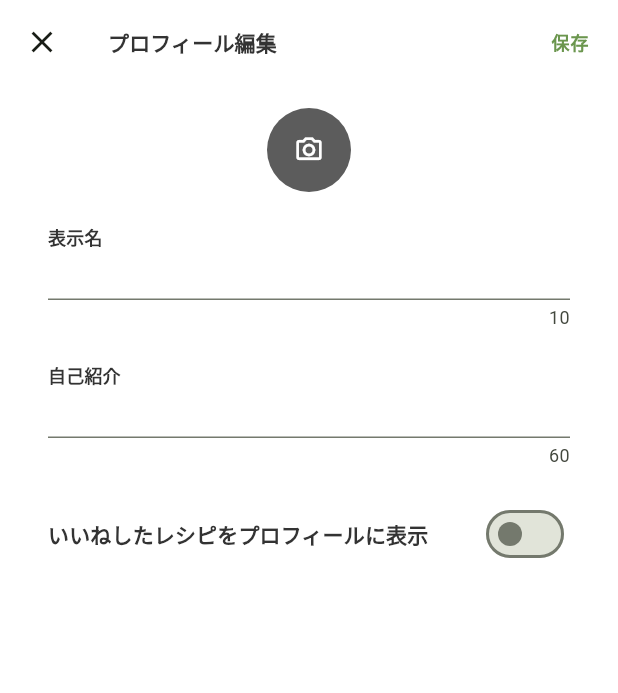
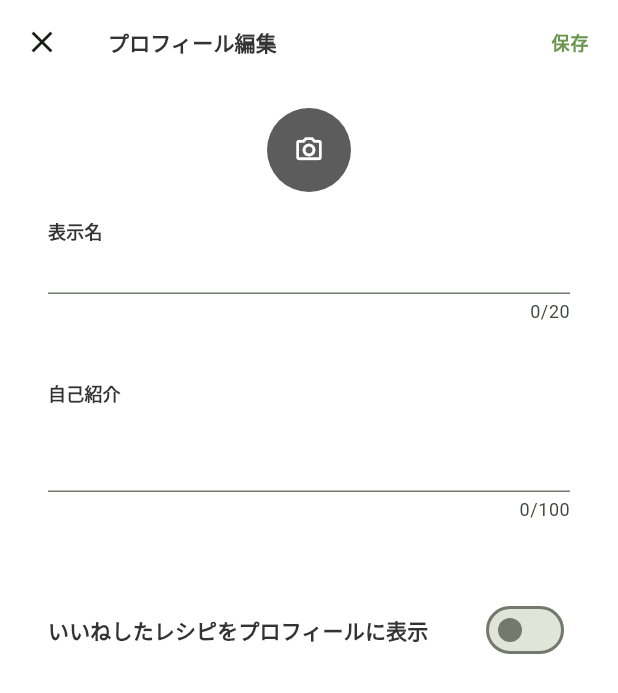
Before and after one commit to shinonome-inc/yumemi-pg-hackathon-team4, a Flutter app: the ProfileFormPage screen opened by its route, on a phone screen of 412 x 824 dp. Shown: the top 693 px of the screen. Run offline on Flutter 3.47's test engine with Material 3 defaults, Android fonts, the phone set to English and light mode, and no system bars; our stand-ins replace cloud_firestore, firebase_auth, firebase_core, flutter_dotenv, flutter_riverpod, flutter_svg and 5 more; accounts and stored records are empty; generated files the repository leaves out were written again; project files that could hold a hidden picture were left out.

Commit message:
スタイルを修正

```diff
--- a/client/lib/pages/profile_form/profile_form_page.dart
+++ b/client/lib/pages/profile_form/profile_form_page.dart
@@ -46,7 +46,7 @@ class _ProfileFormPageState extends ConsumerState<ProfileFormPage> {
         child: SingleChildScrollView(
           padding: const EdgeInsets.symmetric(horizontal: 32, vertical: 16),
           child: Column(
-            spacing: 16,
+            spacing: 12,
             children: [
               Container(
                 width: 56,
@@ -62,20 +62,29 @@ class _ProfileFormPageState extends ConsumerState<ProfileFormPage> {
                 ),
               ),
               TextField(
+                maxLength: 20,
                 decoration: InputDecoration(
                   labelText: '表示名',
                   labelStyle: context.textTheme.titleMediumBold,
                   floatingLabelBehavior: FloatingLabelBehavior.always,
-                  counterText: '10', // 文字数カウント (未実装)
                 ),
               ),
+              const SizedBox(
+                height: 8,
+              ),
               TextField(
+                maxLength: 100,
+                keyboardType: TextInputType.multiline,
+                minLines: 2,
+                maxLines: null,
                 decoration: InputDecoration(
                   labelText: '自己紹介',
                   labelStyle: context.textTheme.titleMediumBold,
                   floatingLabelBehavior: FloatingLabelBehavior.always,
-                  counterText: '60',
                 ),
+              ),
+              const SizedBox(
+                height: 20,
               ),
               SwitchListTile(
                 contentPadding: EdgeInsets.zero,
```
